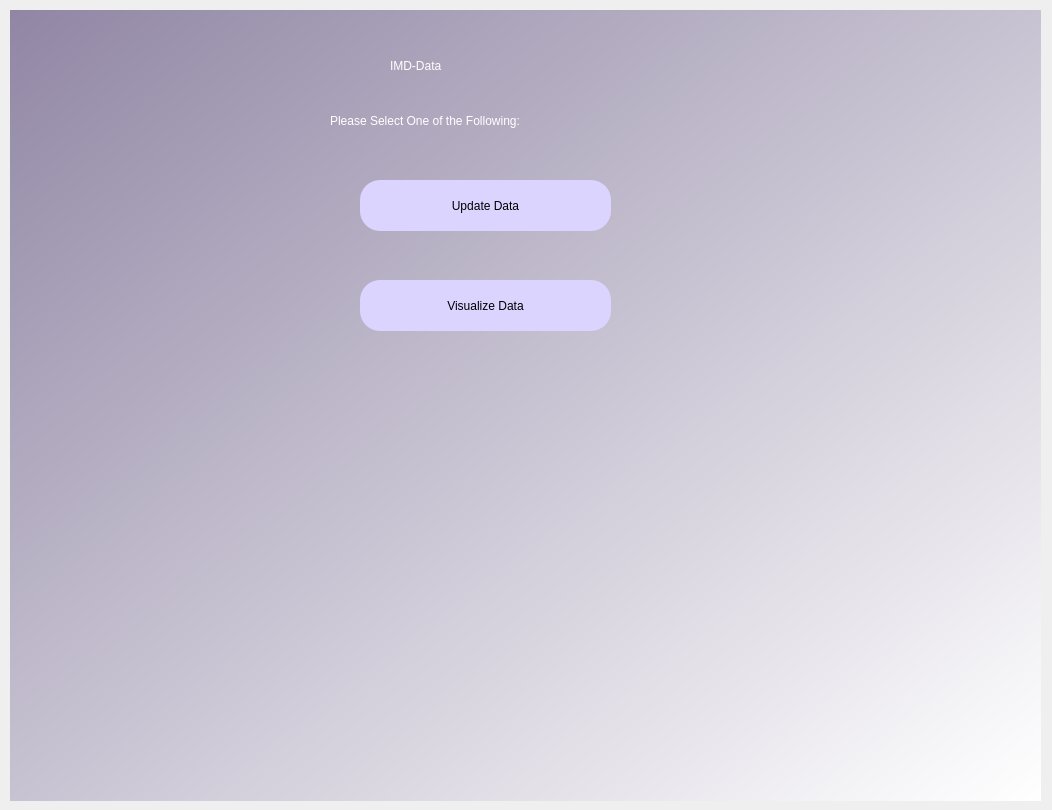
Old version of the form main_win.ui in the repository RVALLER/rvallerIMDBProject.
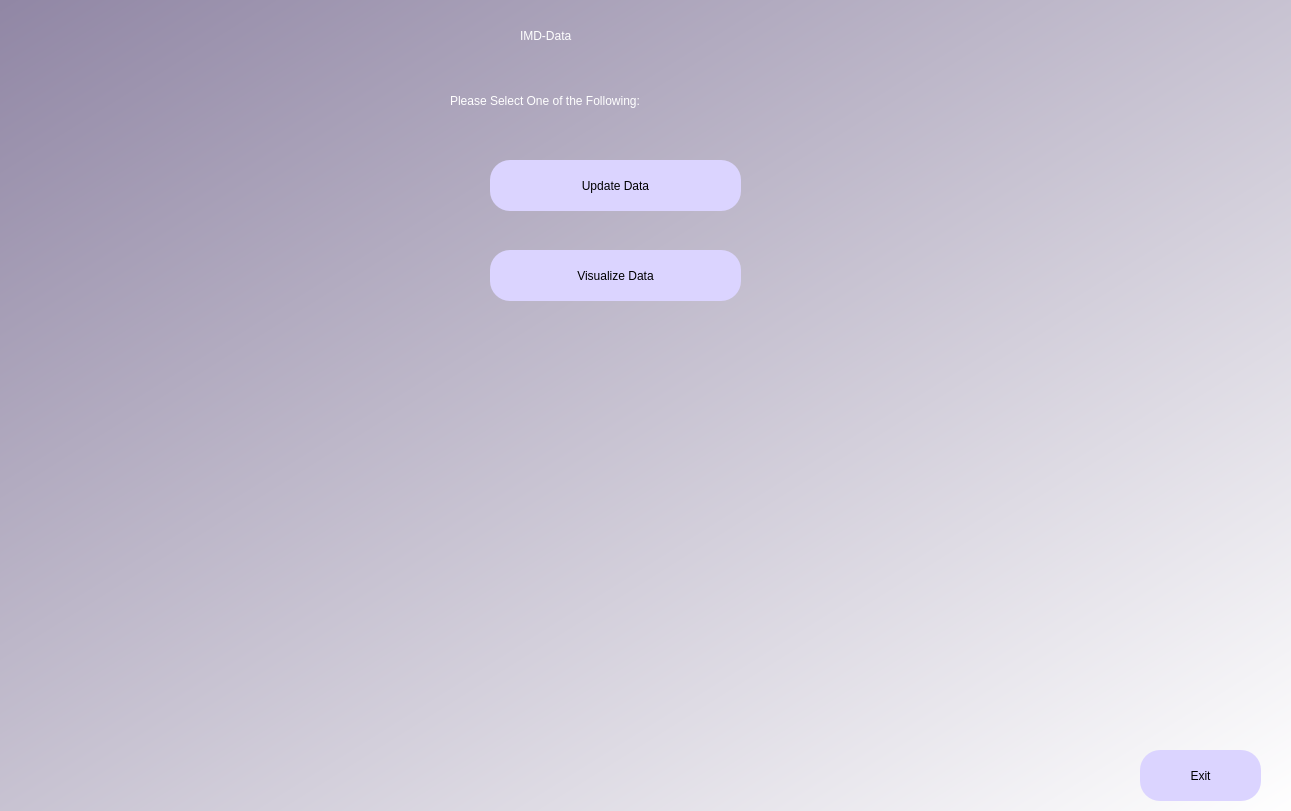
New version of the form.

Commit message:
Changelog:   Edited version of data visualization gui to better reflect sprint requirements   Edited gui file of visualize data to add a back button   Began working on methods/classes for popular/top250 overlap button
To Do:
  NEXT -> figure out how to implement back button & finish overlap button 1

The edit to the form file:
```diff
--- a/main_win.ui
+++ b/main_win.ui
@@ -6,8 +6,8 @@
    <rect>
     <x>0</x>
     <y>0</y>
-    <width>1052</width>
-    <height>810</height>
+    <width>1291</width>
+    <height>811</height>
    </rect>
   </property>
   <property name="windowTitle">
@@ -16,10 +16,10 @@
   <widget class="QWidget" name="main_screen" native="true">
    <property name="geometry">
     <rect>
-     <x>10</x>
-     <y>10</y>
-     <width>1031</width>
-     <height>791</height>
+     <x>0</x>
+     <y>0</y>
+     <width>1291</width>
+     <height>811</height>
     </rect>
    </property>
    <property name="styleSheet">
@@ -30,8 +30,8 @@
    <widget class="QLabel" name="welcome">
     <property name="geometry">
      <rect>
-      <x>380</x>
-      <y>30</y>
+      <x>520</x>
+      <y>10</y>
       <width>251</width>
       <height>51</height>
      </rect>
@@ -46,8 +46,8 @@
    <widget class="QLabel" name="label">
     <property name="geometry">
      <rect>
-      <x>320</x>
-      <y>90</y>
+      <x>450</x>
+      <y>80</y>
       <width>351</width>
       <height>41</height>
      </rect>
@@ -62,8 +62,8 @@
    <widget class="QPushButton" name="upD">
     <property name="geometry">
      <rect>
-      <x>350</x>
-      <y>170</y>
+      <x>490</x>
+      <y>160</y>
       <width>251</width>
       <height>51</height>
      </rect>
@@ -80,8 +80,8 @@
    <widget class="QPushButton" name="viz_main">
     <property name="geometry">
      <rect>
-      <x>350</x>
-      <y>270</y>
+      <x>490</x>
+      <y>250</y>
       <width>251</width>
       <height>51</height>
      </rect>
@@ -95,6 +95,24 @@
      <string>Visualize Data</string>
     </property>
    </widget>
+   <widget class="QPushButton" name="viz_main_2">
+    <property name="geometry">
+     <rect>
+      <x>1140</x>
+      <y>750</y>
+      <width>121</width>
+      <height>51</height>
+     </rect>
+    </property>
+    <property name="styleSheet">
+     <string notr="true">border-radius:20px;
+background-color: rgb(219, 212, 255);
+font: 12pt &quot;MS Shell Dlg 2&quot;;</string>
+    </property>
+    <property name="text">
+     <string>Exit</string>
+    </property>
+   </widget>
   </widget>
  </widget>
  <resources/>
```
The commit also changes 6 other files.
